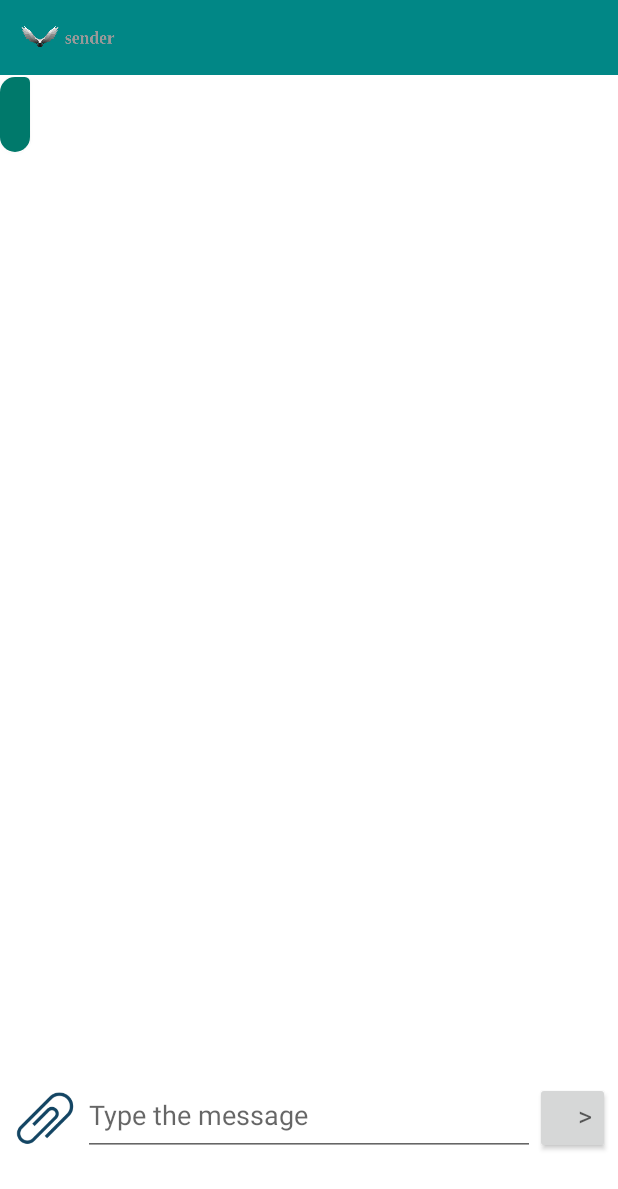
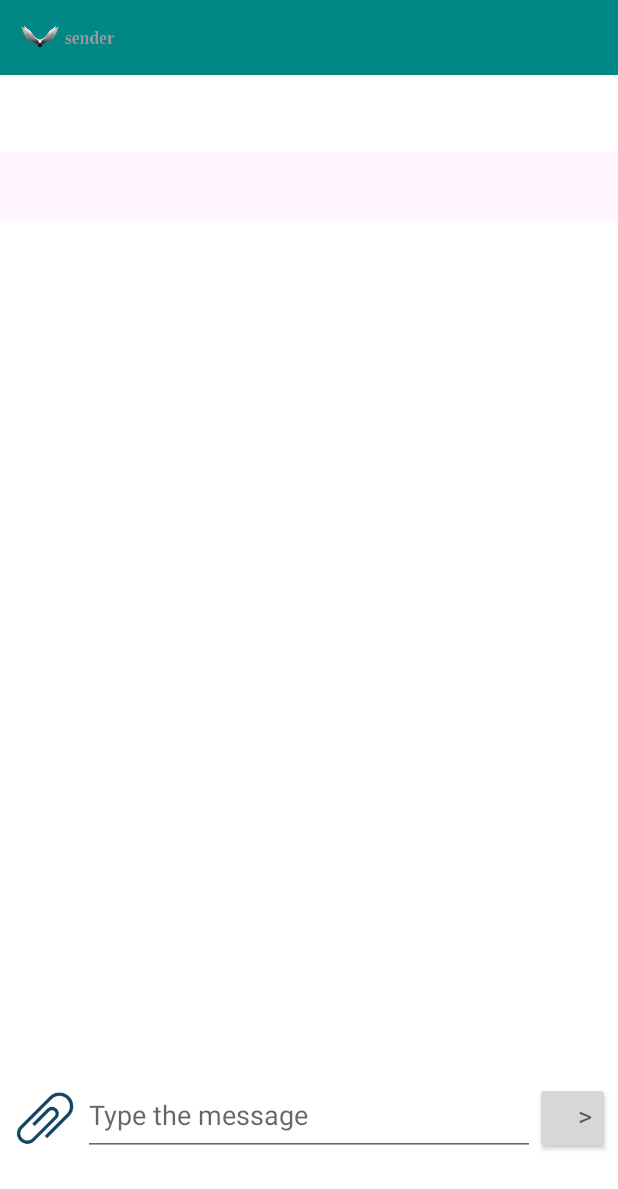
Before and after one commit to sachiniGamage/AndroidChatClient, an Android app: the chat screen opened directly, with no data from a screen before it, after a tap on an icon or button, on a phone screen of 412 x 824 dp. Shown: the top 1189 px of the screen. Run offline under Robolectric (Android 15) with nearby library versions, the phone set to English and light mode, and no system bars; libraries missing offline, so code that uses them is left out: io.grpc, io.grpc.stub; 6 statements that could not run were skipped.

Commit message:
multiple message can be view

```diff
--- a/app/src/main/java/com/example/chatclient/chat.java
+++ b/app/src/main/java/com/example/chatclient/chat.java
@@ -1,13 +1,18 @@
 package com.example.chatclient;
 
 import android.app.Activity;
+import android.content.Context;
 import android.content.Intent;
 import android.os.Bundle;
 import android.text.method.ScrollingMovementMethod;
+import android.view.Gravity;
 import android.view.View;
+import android.widget.AbsListView;
 import android.widget.Button;
 import android.widget.EditText;
 import android.widget.ImageView;
+import android.widget.LinearLayout;
+import android.widget.RelativeLayout;
 import android.widget.ScrollView;
 import android.widget.TextView;
 
@@ -55,6 +60,8 @@ public class chat extends Activity {
         sendComment = (Button) findViewById(R.id.sendComment);
         displayChat =  findViewById(R.id.displayChat);
 
+        Context currentContext = this;
+
 
 
 //        displayChat.setText(ChatClient.getInstance().);
@@ -73,6 +80,42 @@ public class chat extends Activity {
 //                displayChat.setText();
                 displayChat.setMovementMethod(new ScrollingMovementMethod());
                 System.out.println("display chat1");
+
+                //-------
+
+
+
+                runOnUiThread(new Runnable() {
+
+                    @Override
+                    public void run() {
+
+                        // Stuff that updates the UI
+//                displayChat.setText(msg);
+
+                        //------
+
+                        LinearLayout linearLayout = (LinearLayout) findViewById(R.id.ll_example);
+
+                        TextView textView1 = new TextView(currentContext);
+//                        textView1.setLayoutParams(new AbsListView.LayoutParams(AbsListView.LayoutParams.WRAP_CONTENT,
+//                                AbsListView.LayoutParams.WRAP_CONTENT));
+
+                        AbsListView.LayoutParams layoutParams = new AbsListView.LayoutParams(AbsListView.LayoutParams.WRAP_CONTENT,
+                                AbsListView.LayoutParams.WRAP_CONTENT);
+                        textView1.setGravity( Gravity.RIGHT);
+
+                        textView1.setText(text_send.getText().toString());
+                        textView1.setBackgroundColor(0xff66ff6); // hex color 0xAARRGGBB
+                        textView1.setPadding(20, 20, 20, 20);// in pixels (left, top, right, bottom)
+                        linearLayout.addView(textView1);
+                        //------
+
+                        System.out.println("display chat msg");
+                        displayChat.setMovementMethod(new ScrollingMovementMethod());
+
+                    }
+                });
             }
         });
 
@@ -106,17 +149,30 @@ public class chat extends Activity {
 
         Intent intent = getIntent();
         System.out.println("display chat4");
-
-
-
+        Context currentContext = this;
         runOnUiThread(new Runnable() {
 
             @Override
             public void run() {
 
                 // Stuff that updates the UI
-                displayChat.setText(msg);
+//                displayChat.setText(msg);
+
+                //------
+
+                LinearLayout linearLayout = (LinearLayout) findViewById(R.id.ll_example);
+
+                TextView textView1 = new TextView(currentContext);
+                textView1.setLayoutParams(new AbsListView.LayoutParams(AbsListView.LayoutParams.WRAP_CONTENT,
+                        AbsListView.LayoutParams.WRAP_CONTENT));
+                textView1.setText(msg);
+                textView1.setBackgroundColor(0xff66ff66); // hex color 0xAARRGGBB
+                textView1.setPadding(20, 20, 20, 20);// in pixels (left, top, right, bottom)
+                linearLayout.addView(textView1);
+                //------
+
                 System.out.println("display chat msg");
+                displayChat.setMovementMethod(new ScrollingMovementMethod());
 
             }
         });
--- a/app/src/main/res/layout/activity_chat.xml
+++ b/app/src/main/res/layout/activity_chat.xml
@@ -43,8 +43,10 @@
         </LinearLayout>
 
     <LinearLayout
+        android:id="@+id/ll_example"
         android:layout_width="match_parent"
         android:layout_height="616dp"
+        android:orientation="vertical"
         android:layout_gravity="center"
         android:layout_marginTop="1dp">
 
@@ -58,14 +60,14 @@
                 android:layout_width="wrap_content"
                 android:layout_height="50dp"
                 android:layout_alignParentRight="true"
-                android:background="@drawable/my_message"
+
                 android:elevation="2dp"
                 android:padding="10dp"
                 android:textColor="#fff"
                 android:textSize="14dp"
-
                 />
 <!--        </ListView>-->
+        <!--                android:background="@drawable/my_message"-->
 
 
         <!--        <ScrollView-->
```
